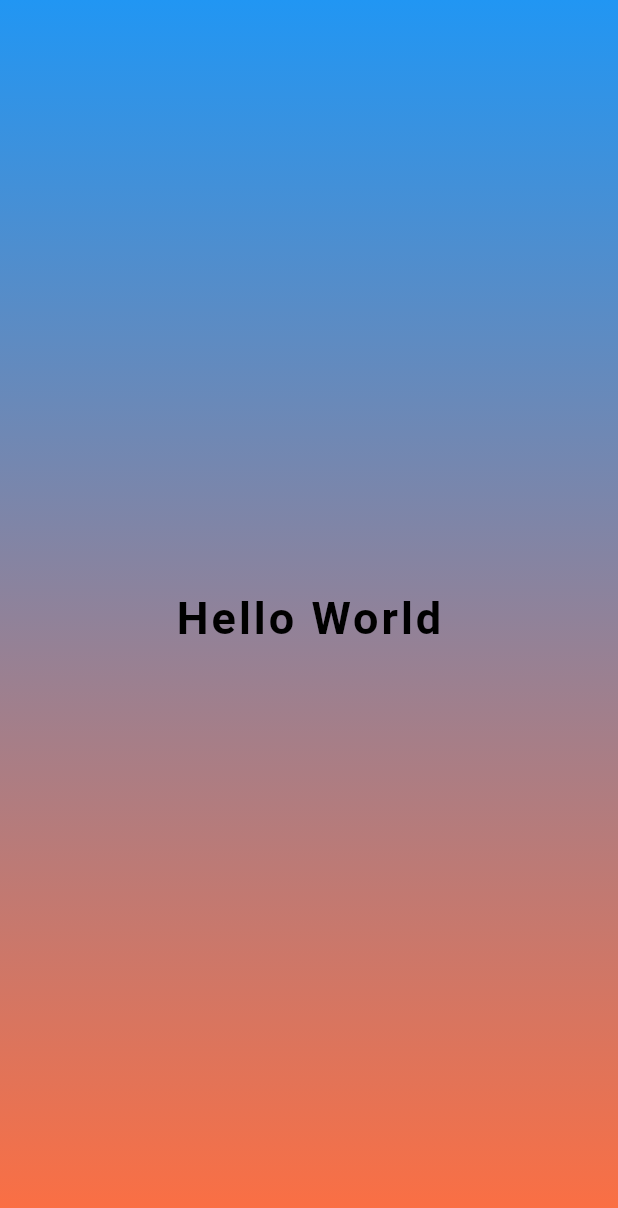
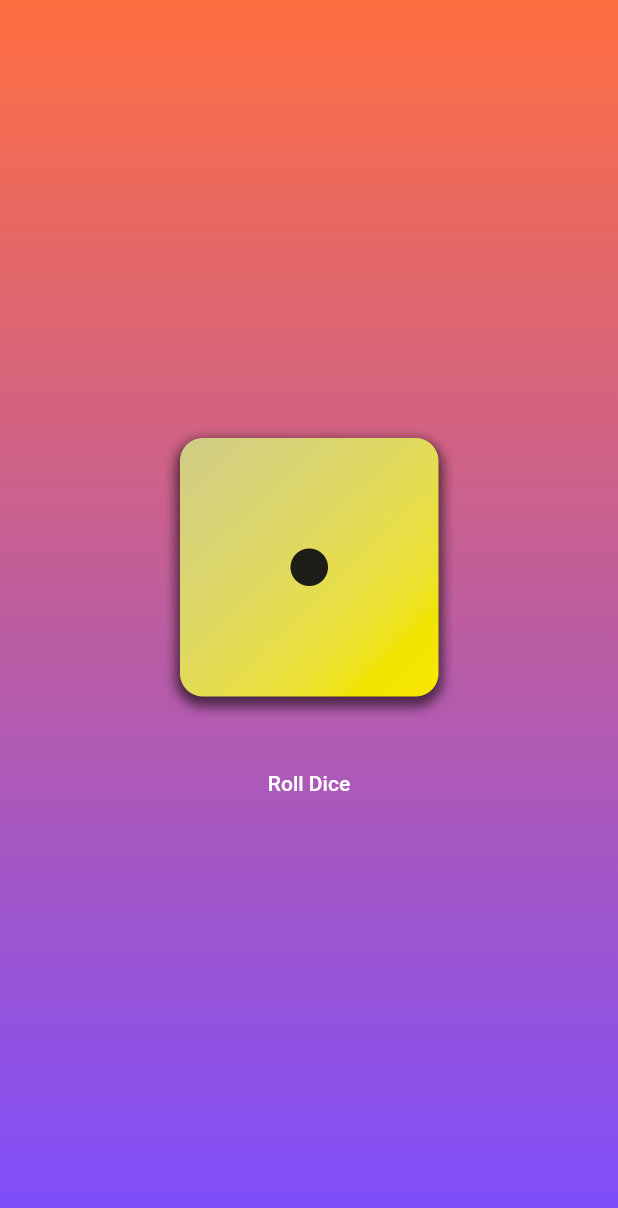
Before and after one commit to diegomejiaio/udemy-flutter-01, a Flutter app: the screen it shows after launch, on a phone screen of 412 x 824 dp. Shown: the top 1208 px of the screen. Run offline on Flutter 3.47's test engine with Material 2 defaults, Android fonts, the light colour scheme and no system bars; Roboto replaces fonts that are missing (Pacifico).

Commit message:
finish first app dice random num

```diff
--- /dev/null
+++ b/udemy_flutter_01/lib/dice_roller.dart
@@ -0,0 +1,44 @@
+import 'package:flutter/material.dart';
+import 'dart:math';
+
+class DiceRoller extends StatefulWidget {
+  const DiceRoller({super.key});
+  @override
+  State<DiceRoller> createState() {
+    return _DiceRollerState();
+  }
+}
+
+class _DiceRollerState extends State<DiceRoller> {
+  String diceNumber = '1';
+
+  void rollDice() {
+    setState(() {
+      diceNumber = (Random().nextInt(6) + 1).toString();
+    });
+    print('Changing image $diceNumber');
+  }
+
+  @override
+  Widget build(BuildContext context) {
+    return Column(
+      mainAxisSize: MainAxisSize.min,
+      children: [
+        Image.asset(
+          'assets/images/dice-$diceNumber.png',
+          width: 200,
+        ),
+        const SizedBox(
+          height: 20,
+        ),
+        TextButton(
+          onPressed: rollDice,
+          style: TextButton.styleFrom(
+            foregroundColor: Colors.white,
+          ),
+          child: const Text('Roll Dice'),
+        )
+      ],
+    );
+  }
+}
--- a/udemy_flutter_01/lib/gradient_container.dart
+++ b/udemy_flutter_01/lib/gradient_container.dart
@@ -1,28 +1,34 @@
 import 'package:flutter/material.dart';
-import 'package:udemy_flutter_01/style_text.dart';
+import 'package:udemy_flutter_01/dice_roller.dart';
 
-var startAlignment = Alignment.topCenter;
-var endAlignment = Alignment.bottomCenter;
+const startAlignment = Alignment.topCenter;
+const endAlignment = Alignment.bottomCenter;
 
 class GradientContainer extends StatelessWidget {
-  const GradientContainer({super.key});
+  const GradientContainer(this.firstColor, this.secondColor, {super.key});
+
+  const GradientContainer.purple({super.key})
+      : firstColor = Colors.deepOrangeAccent,
+        secondColor = Colors.deepPurpleAccent;
+
+  final Color firstColor;
+  final Color secondColor;
 
   @override
   Widget build(context) {
     return Container(
         decoration: BoxDecoration(
           gradient: LinearGradient(
-          colors: const [
-            Colors.blue,
-            Colors.deepOrangeAccent,
+            colors: [
+              firstColor,
+              secondColor,
             ],
             begin: startAlignment,
             end: endAlignment,
           ),
         ),
         child: const Center(
-        child: StyleText(),
-      ),
-    );
+          child: DiceRoller(),
+        ));
   }
 }
--- a/udemy_flutter_01/lib/main.dart
+++ b/udemy_flutter_01/lib/main.dart
@@ -5,7 +5,7 @@ void main() {
   runApp(
     const MaterialApp(
       home: Scaffold(
-        body: GradientContainer(),
+        body: GradientContainer.purple(),
       ),
     ),
   );
--- a/udemy_flutter_01/lib/style_text.dart
+++ b/udemy_flutter_01/lib/style_text.dart
@@ -1,13 +1,15 @@
 import 'package:flutter/material.dart';
 
 class StyleText extends StatelessWidget {
-  const StyleText({super.key});
+  const StyleText(this.text, {super.key});
+
+  final String text;
 
   @override
   Widget build(context) {
-    return const Text(
-      'Hello World',
-      style: TextStyle(
+    return Text(
+      text,
+      style: const TextStyle(
         fontSize: 30,
         color: Colors.black,
         fontWeight: FontWeight.bold,
```
Also changed, not shown: udemy_flutter_01/pubspec.yaml (+7 -3 lines), udemy_flutter_01/assets/images/dice-1.png (added), udemy_flutter_01/assets/images/dice-2.png (added), udemy_flutter_01/assets/images/dice-3.png (added), udemy_flutter_01/assets/images/dice-4.png (added), udemy_flutter_01/assets/images/dice-5.png (added), udemy_flutter_01/assets/images/dice-6.png (added). Lines whose indentation alone changed are shown as unchanged.
